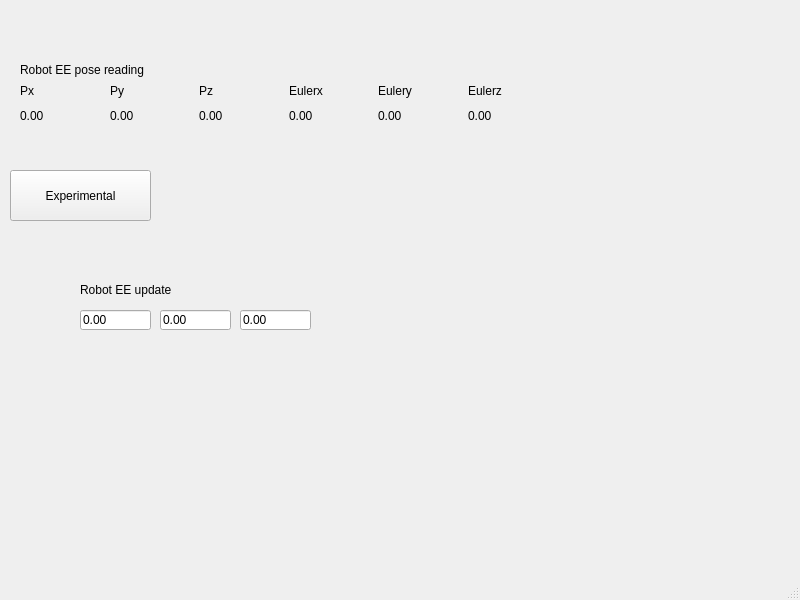
This is mainwindow.ui in erikfredin/FrankaEmikaGUI as Qt 5 draws it before an edit. The edited form follows.
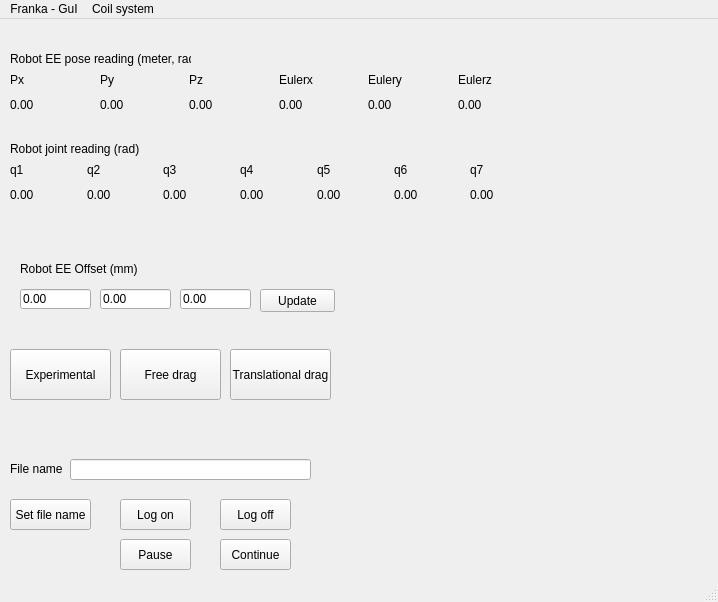
This is the edited form.

What changed in the file:
```diff
--- a/mainwindow.ui
+++ b/mainwindow.ui
@@ -6,8 +6,8 @@
    <rect>
     <x>0</x>
     <y>0</y>
-    <width>800</width>
-    <height>600</height>
+    <width>718</width>
+    <height>602</height>
    </rect>
   </property>
   <property name="windowTitle">
@@ -18,8 +18,8 @@
     <property name="geometry">
      <rect>
       <x>10</x>
-      <y>170</y>
-      <width>141</width>
+      <y>330</y>
+      <width>101</width>
       <height>51</height>
      </rect>
     </property>
@@ -30,8 +30,8 @@
    <widget class="QWidget" name="horizontalLayoutWidget">
     <property name="geometry">
      <rect>
-      <x>20</x>
-      <y>100</y>
+      <x>10</x>
+      <y>70</y>
       <width>531</width>
       <height>31</height>
      </rect>
@@ -84,8 +84,8 @@
    <widget class="QWidget" name="horizontalLayoutWidget_2">
     <property name="geometry">
      <rect>
-      <x>20</x>
-      <y>80</y>
+      <x>10</x>
+      <y>50</y>
       <width>531</width>
       <height>21</height>
      </rect>
@@ -138,21 +138,21 @@
    <widget class="QLabel" name="label">
     <property name="geometry">
      <rect>
-      <x>20</x>
-      <y>60</y>
-      <width>131</width>
+      <x>10</x>
+      <y>30</y>
+      <width>181</width>
       <height>20</height>
      </rect>
     </property>
     <property name="text">
-     <string>Robot EE pose reading</string>
+     <string>Robot EE pose reading (meter, rad)</string>
     </property>
    </widget>
    <widget class="QLineEdit" name="lineEdit_EE_x">
     <property name="geometry">
      <rect>
-      <x>80</x>
-      <y>310</y>
+      <x>20</x>
+      <y>270</y>
       <width>71</width>
       <height>20</height>
      </rect>
@@ -164,8 +164,8 @@
    <widget class="QLineEdit" name="lineEdit_EE_y">
     <property name="geometry">
      <rect>
-      <x>160</x>
-      <y>310</y>
+      <x>100</x>
+      <y>270</y>
       <width>71</width>
       <height>20</height>
      </rect>
@@ -177,8 +177,8 @@
    <widget class="QLineEdit" name="lineEdit_EE_z">
     <property name="geometry">
      <rect>
-      <x>240</x>
-      <y>310</y>
+      <x>180</x>
+      <y>270</y>
       <width>71</width>
       <height>20</height>
      </rect>
@@ -190,14 +190,276 @@
    <widget class="QLabel" name="label_2">
     <property name="geometry">
      <rect>
-      <x>80</x>
-      <y>280</y>
+      <x>20</x>
+      <y>240</y>
+      <width>121</width>
+      <height>20</height>
+     </rect>
+    </property>
+    <property name="text">
+     <string>Robot EE Offset (mm)</string>
+    </property>
+   </widget>
+   <widget class="QPushButton" name="pushButton_EEoffsetupdate">
+    <property name="geometry">
+     <rect>
+      <x>260</x>
+      <y>270</y>
+      <width>75</width>
+      <height>23</height>
+     </rect>
+    </property>
+    <property name="text">
+     <string>Update</string>
+    </property>
+   </widget>
+   <widget class="QPushButton" name="pushButton_freedrag">
+    <property name="geometry">
+     <rect>
+      <x>120</x>
+      <y>330</y>
       <width>101</width>
+      <height>51</height>
+     </rect>
+    </property>
+    <property name="text">
+     <string>Free drag</string>
+    </property>
+   </widget>
+   <widget class="QLabel" name="label_3">
+    <property name="geometry">
+     <rect>
+      <x>10</x>
+      <y>120</y>
+      <width>141</width>
       <height>20</height>
      </rect>
     </property>
     <property name="text">
-     <string>Robot EE update</string>
+     <string>Robot joint reading (rad)</string>
+    </property>
+   </widget>
+   <widget class="QWidget" name="horizontalLayoutWidget_3">
+    <property name="geometry">
+     <rect>
+      <x>10</x>
+      <y>140</y>
+      <width>531</width>
+      <height>21</height>
+     </rect>
+    </property>
+    <layout class="QHBoxLayout" name="horizontalLayout_3">
+     <item>
+      <widget class="QLabel" name="label_robot_px_3">
+       <property name="text">
+        <string>q1</string>
+       </property>
+      </widget>
+     </item>
+     <item>
+      <widget class="QLabel" name="label_robot_py_3">
+       <property name="text">
+        <string>q2</string>
+       </property>
+      </widget>
+     </item>
+     <item>
+      <widget class="QLabel" name="label_robot_pz_3">
+       <property name="text">
+        <string>q3</string>
+       </property>
+      </widget>
+     </item>
+     <item>
+      <widget class="QLabel" name="label_robot_ea1_3">
+       <property name="text">
+        <string>q4</string>
+       </property>
+      </widget>
+     </item>
+     <item>
+      <widget class="QLabel" name="label_robot_ea2_3">
+       <property name="text">
+        <string>q5</string>
+       </property>
+      </widget>
+     </item>
+     <item>
+      <widget class="QLabel" name="label_robot_ea3_3">
+       <property name="text">
+        <string>q6</string>
+       </property>
+      </widget>
+     </item>
+     <item>
+      <widget class="QLabel" name="label_robot_ea3_5">
+       <property name="text">
+        <string>q7</string>
+       </property>
+      </widget>
+     </item>
+    </layout>
+   </widget>
+   <widget class="QWidget" name="horizontalLayoutWidget_4">
+    <property name="geometry">
+     <rect>
+      <x>10</x>
+      <y>160</y>
+      <width>531</width>
+      <height>31</height>
+     </rect>
+    </property>
+    <layout class="QHBoxLayout" name="horizontalLayout_4">
+     <item>
+      <widget class="QLabel" name="label_q1">
+       <property name="text">
+        <string>0.00</string>
+       </property>
+      </widget>
+     </item>
+     <item>
+      <widget class="QLabel" name="label_q2">
+       <property name="text">
+        <string>0.00</string>
+       </property>
+      </widget>
+     </item>
+     <item>
+      <widget class="QLabel" name="label_q3">
+       <property name="text">
+        <string>0.00</string>
+       </property>
+      </widget>
+     </item>
+     <item>
+      <widget class="QLabel" name="label_q4">
+       <property name="text">
+        <string>0.00</string>
+       </property>
+      </widget>
+     </item>
+     <item>
+      <widget class="QLabel" name="label_q5">
+       <property name="text">
+        <string>0.00</string>
+       </property>
+      </widget>
+     </item>
+     <item>
+      <widget class="QLabel" name="label_q6">
+       <property name="text">
+        <string>0.00</string>
+       </property>
+      </widget>
+     </item>
+     <item>
+      <widget class="QLabel" name="label_q7">
+       <property name="text">
+        <string>0.00</string>
+       </property>
+      </widget>
+     </item>
+    </layout>
+   </widget>
+   <widget class="QPushButton" name="pushButton_translationaldrag">
+    <property name="geometry">
+     <rect>
+      <x>230</x>
+      <y>330</y>
+      <width>101</width>
+      <height>51</height>
+     </rect>
+    </property>
+    <property name="text">
+     <string>Translational drag</string>
+    </property>
+   </widget>
+   <widget class="QLabel" name="label_4">
+    <property name="geometry">
+     <rect>
+      <x>10</x>
+      <y>440</y>
+      <width>61</width>
+      <height>20</height>
+     </rect>
+    </property>
+    <property name="text">
+     <string>File name</string>
+    </property>
+   </widget>
+   <widget class="QLineEdit" name="lineEdit_filename">
+    <property name="geometry">
+     <rect>
+      <x>70</x>
+      <y>440</y>
+      <width>241</width>
+      <height>21</height>
+     </rect>
+    </property>
+   </widget>
+   <widget class="QPushButton" name="pushButton_logon">
+    <property name="geometry">
+     <rect>
+      <x>120</x>
+      <y>480</y>
+      <width>71</width>
+      <height>31</height>
+     </rect>
+    </property>
+    <property name="text">
+     <string>Log on</string>
+    </property>
+   </widget>
+   <widget class="QPushButton" name="pushButton_logoff">
+    <property name="geometry">
+     <rect>
+      <x>220</x>
+      <y>480</y>
+      <width>71</width>
+      <height>31</height>
+     </rect>
+    </property>
+    <property name="text">
+     <string>Log off</string>
+    </property>
+   </widget>
+   <widget class="QPushButton" name="pushButton_setfilename">
+    <property name="geometry">
+     <rect>
+      <x>10</x>
+      <y>480</y>
+      <width>81</width>
+      <height>31</height>
+     </rect>
+    </property>
+    <property name="text">
+     <string>Set file name</string>
+    </property>
+   </widget>
+   <widget class="QPushButton" name="pushButton_logpause">
+    <property name="geometry">
+     <rect>
+      <x>120</x>
+      <y>520</y>
+      <width>71</width>
+      <height>31</height>
+     </rect>
+    </property>
+    <property name="text">
+     <string>Pause</string>
+    </property>
+   </widget>
+   <widget class="QPushButton" name="pushButton_logcontinue">
+    <property name="geometry">
+     <rect>
+      <x>220</x>
+      <y>520</y>
+      <width>71</width>
+      <height>31</height>
+     </rect>
+    </property>
+    <property name="text">
+     <string>Continue</string>
     </property>
    </widget>
   </widget>
@@ -206,10 +468,25 @@
     <rect>
      <x>0</x>
      <y>0</y>
-     <width>800</width>
+     <width>718</width>
      <height>21</height>
     </rect>
    </property>
+   <widget class="QMenu" name="menuFranka_GuI">
+    <property name="title">
+     <string>Franka - GuI</string>
+    </property>
+    <addaction name="separator"/>
+   </widget>
+   <widget class="QMenu" name="menuCoil_system">
+    <property name="title">
+     <string>Coil system</string>
+    </property>
+    <addaction name="separator"/>
+    <addaction name="separator"/>
+   </widget>
+   <addaction name="menuFranka_GuI"/>
+   <addaction name="menuCoil_system"/>
   </widget>
   <widget class="QStatusBar" name="statusbar"/>
  </widget>
```
Left out of the diff: 2 changed lines with no effect on the pictures.
